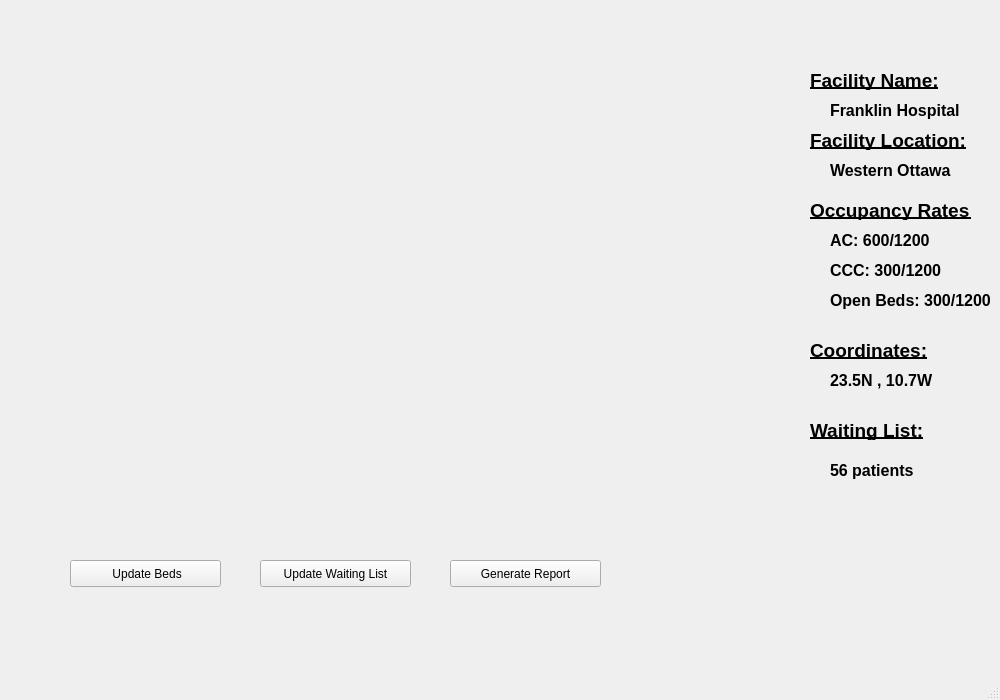
The window that prototype/mainwindow.ui (repwolfe/eastern-ontario-bed-chaser) describes before a commit, drawn with Qt 5.
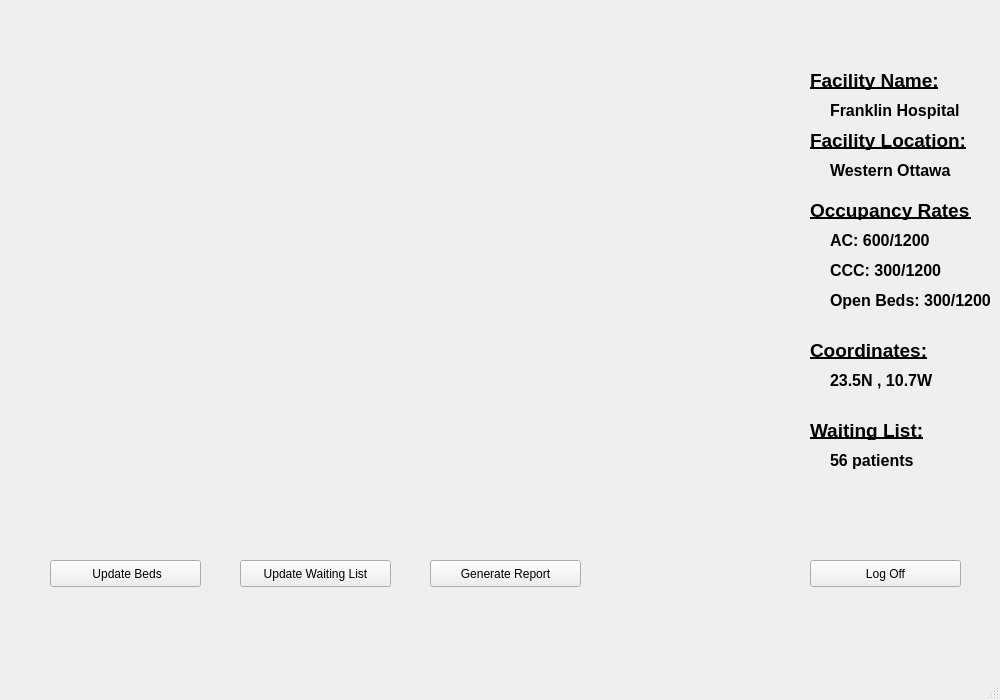
The same window after the commit.

The edit to the form file:
```diff
--- a/prototype/mainwindow.ui
+++ b/prototype/mainwindow.ui
@@ -111,7 +111,7 @@
    <widget class="QPushButton" name="pushButton">
     <property name="geometry">
      <rect>
-      <x>70</x>
+      <x>50</x>
       <y>560</y>
       <width>151</width>
       <height>27</height>
@@ -124,7 +124,7 @@
    <widget class="QPushButton" name="pushButton_2">
     <property name="geometry">
      <rect>
-      <x>260</x>
+      <x>240</x>
       <y>560</y>
       <width>151</width>
       <height>27</height>
@@ -137,7 +137,7 @@
    <widget class="QPushButton" name="pushButton_3">
     <property name="geometry">
      <rect>
-      <x>450</x>
+      <x>430</x>
       <y>560</y>
       <width>151</width>
       <height>27</height>
@@ -213,7 +213,7 @@
     <property name="geometry">
      <rect>
       <x>830</x>
-      <y>460</y>
+      <y>450</y>
       <width>141</width>
       <height>20</height>
      </rect>
@@ -311,6 +311,19 @@
      <string>Western Ottawa</string>
     </property>
    </widget>
+   <widget class="QPushButton" name="logOffButton">
+    <property name="geometry">
+     <rect>
+      <x>810</x>
+      <y>560</y>
+      <width>151</width>
+      <height>27</height>
+     </rect>
+    </property>
+    <property name="text">
+     <string>Log Off</string>
+    </property>
+   </widget>
   </widget>
   <widget class="QMenuBar" name="menubar">
    <property name="geometry">
```
Left out of the diff: 6 changed lines with no effect on the pictures.
